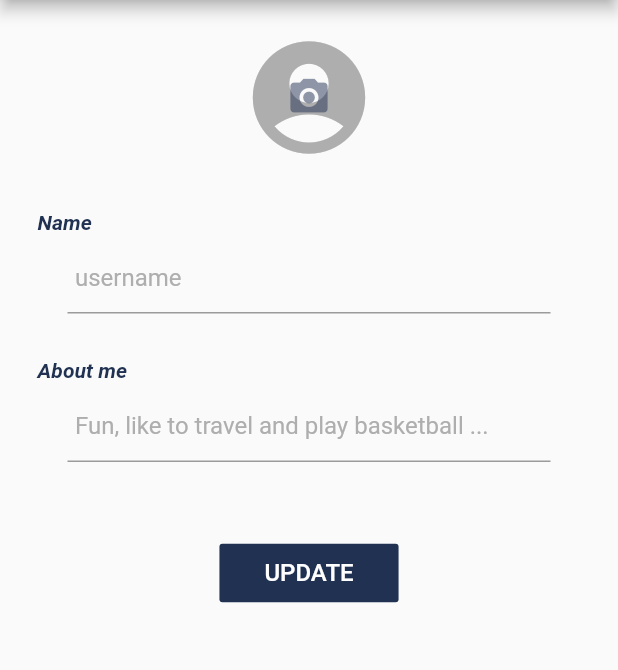
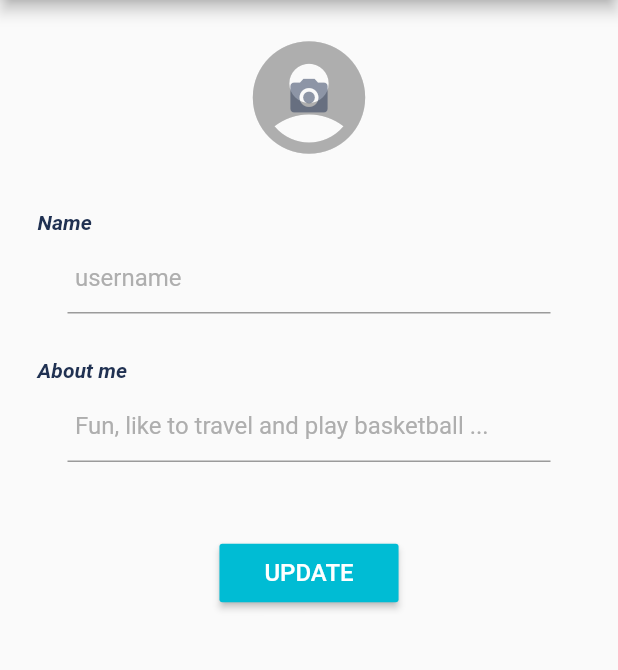
Before and after one commit to likhithm/MessengerApp, a Flutter app: the Settings screen opened directly, on a phone screen of 412 x 824 dp, the part 84-754 px from its top. Run offline on Flutter 3.47's test engine with Material 2 defaults, Android fonts, the phone set to English and light mode, and no system bars; our stand-ins replace cached_network_image, cloud_firestore, firebase_auth, firebase_storage, fluttertoast, google_sign_in and 2 more; accounts and stored records are empty; network calls fail.

Commit message:
small changes

```diff
--- a/lib/settings.dart
+++ b/lib/settings.dart
@@ -236,7 +236,7 @@ class SettingsScreenState extends State<SettingsScreen> {
                   ),
                   Container(
                     child: Theme(
-                      data: Theme.of(context).copyWith(primaryColor: primaryColor),
+                      data: Theme.of(context).copyWith(primaryColor: Colors.cyan),
                       child: TextField(
                         decoration: InputDecoration(
                           hintText: 'username',
@@ -263,7 +263,7 @@ class SettingsScreenState extends State<SettingsScreen> {
                   ),
                   Container(
                     child: Theme(
-                      data: Theme.of(context).copyWith(primaryColor: primaryColor),
+                      data: Theme.of(context).copyWith(primaryColor: Colors.cyan),
                       child: TextField(
                         decoration: InputDecoration(
                           hintText: 'Fun, like to travel and play basketball ...',
@@ -285,14 +285,14 @@ class SettingsScreenState extends State<SettingsScreen> {
 
               // Button
               Container(
-                child: FlatButton(
+                child: RaisedButton(
                   onPressed: handleUpdateData,
                   child: Text(
                     'UPDATE',
                     style: TextStyle(fontSize: 16.0),
                   ),
-                  color: primaryColor,
-                  highlightColor: new Color(0xff8d93a0),
+                  color: Colors.cyan,
+                  highlightColor: Colors.lightBlue,
                   splashColor: Colors.transparent,
                   textColor: Colors.white,
                   padding: EdgeInsets.fromLTRB(30.0, 10.0, 30.0, 10.0),
```
Also changed, not shown: lib/chat.dart (+39 -14 lines), lib/main.dart (+26 -16 lines).
